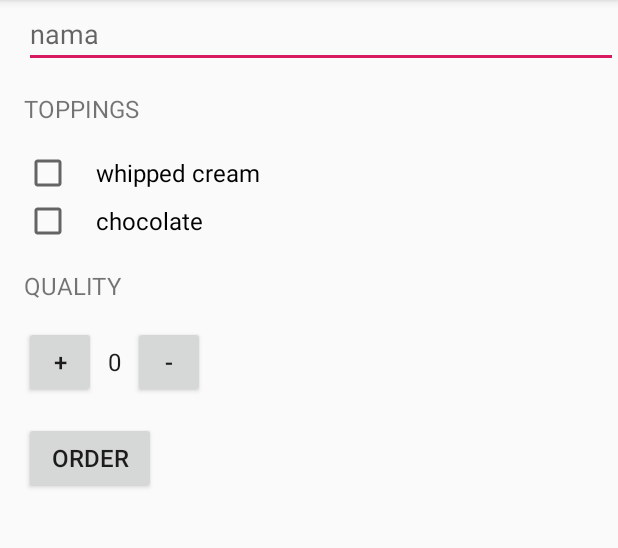
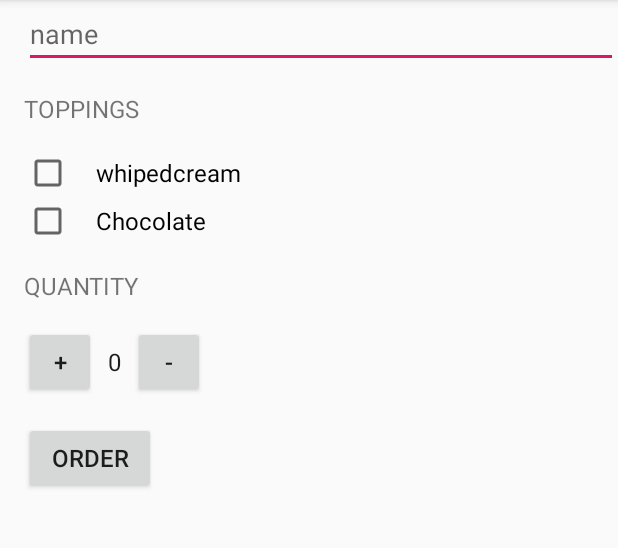
Before and after one commit to yunuswidodo/udacityBasic, an Android app: the screen it shows after launch (MainActivity), after a tap on "ORDER", on a phone screen of 412 x 824 dp, the part 84-632 px from its top. Run offline under Robolectric (Android 15) with nearby library versions, the phone set to English and light mode, and no system bars.

Commit message:
string resource

```diff
--- a/basic/app/src/main/java/e/yunus/basicjava/MainActivity.java
+++ b/basic/app/src/main/java/e/yunus/basicjava/MainActivity.java
@@ -58,7 +58,7 @@ public class MainActivity extends AppCompatActivity {
 
         Intent intent = new Intent(Intent.ACTION_SENDTO);
         intent.setData(Uri.parse("mailto:")); // only email apps should handle this
-        intent.putExtra(Intent.EXTRA_SUBJECT, "just java order" + name);
+        intent.putExtra(Intent.EXTRA_SUBJECT, "just java order " + name);
         intent.putExtra(Intent.EXTRA_TEXT, princeMessage);
 
         if (intent.resolveActivity(getPackageManager()) != null) {
@@ -84,11 +84,11 @@ public class MainActivity extends AppCompatActivity {
 
     private String createOrderSummary(String name, boolean addWhippedCream, boolean addWhipedChocolate, int price){
         String princeMessage = getString(R.string.order_summary_name, name);
-        princeMessage += "\nadd whipped cream? " + addWhippedCream;
-        princeMessage += "\nadd whipped chocolate? " + addWhipedChocolate;
-        princeMessage += "\nQuantity : " + quantity;   //artinya princemassage =  princemassage
-        princeMessage += "\nTotal $ "  + price;
-        princeMessage =  princeMessage + getString(R.string.thank_you) ;
+        princeMessage += "\n" + getString(R.string.order_summary_whipped_cream,  addWhippedCream);
+        princeMessage += "\n" + getString(R.string.order_summary_chocolate, addWhipedChocolate);
+        princeMessage += "\n" + getString(R.string.order_summary_quantity, quantity);   //artinya princemassage =  princemassage
+        princeMessage += "\n" +getString(R.string.order_summmary_prince, NumberFormat.getCurrencyInstance().format(price));
+        princeMessage =  princeMessage + " \n" +getString(R.string.thank_you) ;
         return princeMessage;
     }
 
--- a/basic/app/src/main/res/layout/activity_main.xml
+++ b/basic/app/src/main/res/layout/activity_main.xml
@@ -17,7 +17,7 @@
         android:layout_width="match_parent"
         android:layout_height="wrap_content"
         android:layout_marginLeft="16dp"
-        android:hint="nama"
+        android:hint="@string/name"
         />
 
     <TextView
@@ -34,7 +34,7 @@
         android:id="@+id/whipped_cream_checkbox"
         android:layout_width="wrap_content"
         android:layout_height="wrap_content"
-        android:text="whipped cream"
+        android:text="@string/whipped_cream"
         android:paddingLeft="16sp"
         android:textSize="16dp"
         android:layout_marginLeft="16dp"
@@ -45,7 +45,7 @@
         android:id="@+id/whipped_chocolate_checkbox"
         android:layout_width="wrap_content"
         android:layout_height="wrap_content"
-        android:text="chocolate"
+        android:text="@string/chocolate"
         android:paddingLeft="16sp"
         android:textSize="16dp"
         android:layout_marginLeft="16dp"
@@ -56,7 +56,7 @@
         android:layout_height="wrap_content"
         android:layout_marginLeft="16dp"
         android:layout_marginTop="16dp"
-        android:text="QUALITY"
+        android:text="@string/quantity"
         android:textAllCaps="true"
         android:textSize="16dp" />
 
--- a/basic/app/src/main/res/values/strings.xml
+++ b/basic/app/src/main/res/values/strings.xml
@@ -1,7 +1,17 @@
 <resources xmlns:xliff="urn:oasis:names:tc:xliff:document:1.2">
     <string name="app_name">BasicJava</string>
+    <string name="name">name</string>
     <string name="toppings">Toppings</string>
-    <string name="thank_you">Thank You!</string>
+    <string name="whipped_cream">whipedcream</string>
+    <string name="chocolate">Chocolate</string>
+    <string name="quantity">QUANTITY</string>
+
+
 
     <string name="order_summary_name" translatable="false">Name: <xliff:g id="name" example="Amy">%S</xliff:g></string>
+    <string name="order_summary_whipped_cream" translatable="false">Add Whipped Cream ? <xliff:g id="addWhippedCream" example="true">%b</xliff:g></string>
+    <string name="order_summary_chocolate" translatable="false">Add Chocolate ? <xliff:g id="addChocolate" example="true">%b</xliff:g></string>
+    <string name="order_summary_quantity" translatable="false">Quantity ? <xliff:g id="quantity" example="2">%d</xliff:g></string>
+    <string name="order_summmary_prince" translatable="false">Total <xliff:g id="toltal" example="true">%s</xliff:g></string>
+    <string name="thank_you">Thank You!</string>
 </resources>
```
Also changed, not shown: 1 other file.
